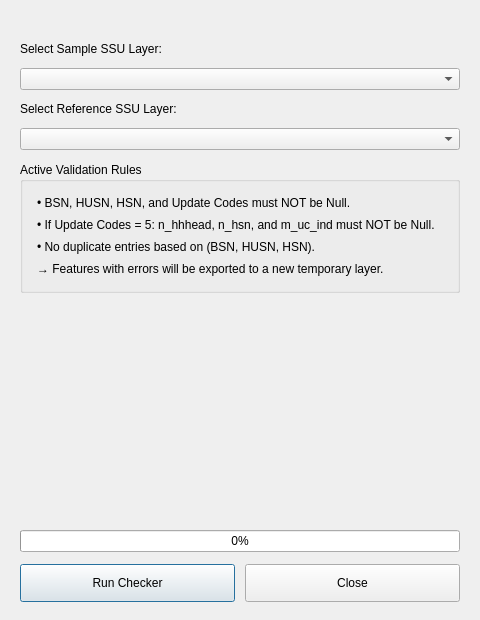
First picture: the form in checker_dialog.ui, repository Syano18/GeoFASU_Mod, before the edit.
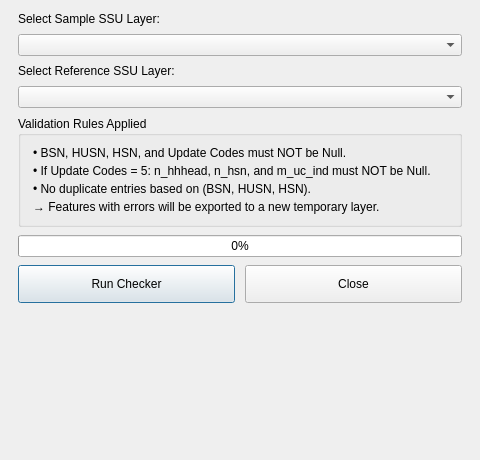
Second picture: the form after the edit.

What changed in the file:
```diff
--- a/checker_dialog.ui
+++ b/checker_dialog.ui
@@ -7,13 +7,13 @@
     <x>0</x>
     <y>0</y>
     <width>480</width>
-    <height>620</height>
+    <height>460</height>
    </rect>
   </property>
   <property name="minimumSize">
    <size>
-    <width>460</width>
-    <height>580</height>
+    <width>360</width>
+    <height>0</height>
    </size>
   </property>
   <property name="windowTitle">
@@ -21,30 +21,20 @@
   </property>
   <layout class="QVBoxLayout" name="mainLayout">
    <property name="spacing">
-    <number>12</number>
+    <number>8</number>
    </property>
    <property name="leftMargin">
-    <number>20</number>
+    <number>18</number>
    </property>
    <property name="topMargin">
-    <number>16</number>
+    <number>12</number>
    </property>
    <property name="rightMargin">
-    <number>20</number>
+    <number>18</number>
    </property>
    <property name="bottomMargin">
-    <number>18</number>
+    <number>12</number>
    </property>
-   <item>
-    <widget class="QLabel" name="iconLabel">
-     <property name="text">
-      <string/>
-     </property>
-     <property name="alignment">
-      <set>Qt::AlignCenter</set>
-     </property>
-    </widget>
-   </item>
    <item>
     <widget class="QLabel" name="label_sample">
      <property name="text">
@@ -68,23 +58,23 @@
    <item>
     <widget class="QGroupBox" name="groupBoxRules">
      <property name="title">
-      <string>Active Validation Rules</string>
+      <string>Validation Rules Applied</string>
      </property>
      <layout class="QVBoxLayout" name="rulesLayout">
       <property name="spacing">
-       <number>8</number>
+       <number>4</number>
       </property>
       <property name="leftMargin">
-       <number>14</number>
+       <number>12</number>
       </property>
       <property name="topMargin">
-       <number>14</number>
+       <number>10</number>
       </property>
       <property name="rightMargin">
-       <number>14</number>
+       <number>12</number>
       </property>
       <property name="bottomMargin">
-       <number>14</number>
+       <number>10</number>
       </property>
       <item>
        <widget class="QLabel" name="rule1Label">
@@ -129,19 +119,6 @@
      </layout>
     </widget>
    </item>
-   <item>
-    <spacer name="verticalSpacer">
-     <property name="orientation">
-      <enum>Qt::Vertical</enum>
-     </property>
-     <property name="sizeHint" stdset="0">
-      <size>
-       <width>20</width>
-       <height>16</height>
-      </size>
-     </property>
-    </spacer>
-   </item>
    <item>
     <widget class="QProgressBar" name="progressBar">
      <property name="value">
@@ -191,6 +168,19 @@
      </item>
     </layout>
    </item>
+   <item>
+    <spacer name="verticalSpacer">
+     <property name="orientation">
+      <enum>Qt::Vertical</enum>
+     </property>
+     <property name="sizeHint" stdset="0">
+      <size>
+       <width>20</width>
+       <height>10</height>
+      </size>
+     </property>
+    </spacer>
+   </item>
   </layout>
  </widget>
  <resources/>
```
Left out of the diff: 2 changed lines with no effect on the pictures.
